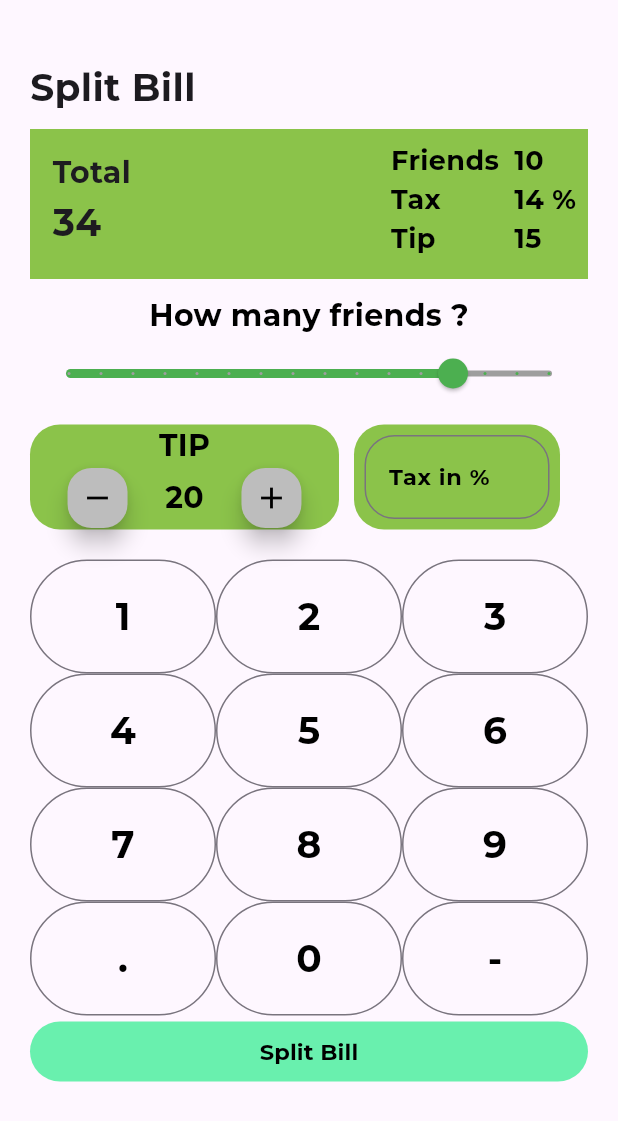
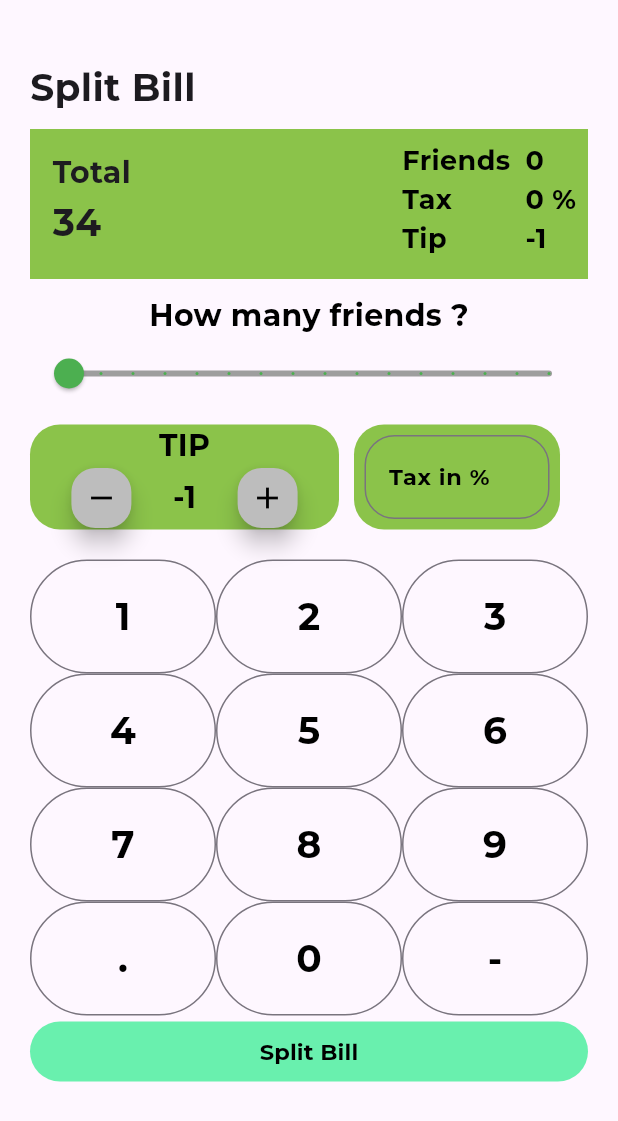
Before and after one commit to ADITISONIC/Bill-splitting-app, a Flutter app: the screen it shows after launch, after a tap on the "remove" icon, on a phone screen of 412 x 824 dp. Shown: the top 1121 px of the screen. Run offline on Flutter 3.47's test engine with Material 3 defaults, Android fonts, the phone set to English and light mode, and no system bars; our stand-ins replace google_fonts; missing offline and left inert: dart:ffi.

Commit message:
added changes to ui

```diff
--- a/lib/home.dart
+++ b/lib/home.dart
@@ -12,11 +12,24 @@ class BillSplit extends StatefulWidget {
 
 class _BillSplitState extends State<BillSplit> {
   double friendsvalue = 0.0;
+  double tip = 0.0;
+  String tax = '0';
+  String bill = '';
   buildbutton(String text){
     return Expanded(
       child: OutlinedButton(
         style: OutlinedButton.styleFrom(padding: EdgeInsets.all(20)),
-        onPressed:(){}, child:Text(text,style:GoogleFonts.montserrat(
+        onPressed:(){
+          if(text=='-'){
+            setState(() {
+              bill = '';
+            });
+          }else{
+            setState(() {
+              bill+=text;
+            });
+          }
+        }, child:Text(text,style:GoogleFonts.montserrat(
         fontSize: 25 ,color: Colors.black,fontWeight: FontWeight.w700
       ),),),
     );
@@ -81,9 +94,9 @@ class _BillSplitState extends State<BillSplit> {
                           Column(
                             crossAxisAlignment: CrossAxisAlignment.start,
                             children: [
-                              Text("10",style: infostyle),
-                              Text("14 %",style: infostyle),
-                              Text("15",style: infostyle),
+                              Text(friendsvalue.round().toString(),style: infostyle),
+                              Text("${tax} %",style: infostyle),
+                              Text(tip.round().toString(),style: infostyle),
                             ],
                           )
                         ],
@@ -102,8 +115,12 @@ class _BillSplitState extends State<BillSplit> {
                 divisions: 15,
                 activeColor: Colors.green,
                 inactiveColor: Colors.grey,
-                value: 12,
-                onChanged:(value){},
+                value: friendsvalue,
+                onChanged:(value){
+                  setState(() {
+                    friendsvalue = value;
+                  });
+                },
               ),
               SizedBox(height: 10,),
               Row(
@@ -128,11 +145,15 @@ class _BillSplitState extends State<BillSplit> {
                             Container(
                               width: 40,
                               height: 40,
-                              child: FloatingActionButton(onPressed:(){},
+                              child: FloatingActionButton(onPressed:(){
+                                setState(() {
+                                  tip--;
+                                });
+                              },
                                 backgroundColor: Colors.grey[400],
                               child: Icon(Icons.remove,color: Colors.black,),),
                             ),
-                            Text("20",style: GoogleFonts.montserrat(
+                            Text("${tip.round().toString()}",style: GoogleFonts.montserrat(
                               fontSize: 20,
                               color: Colors.black,
                               fontWeight: FontWeight.w700
@@ -140,7 +161,9 @@ class _BillSplitState extends State<BillSplit> {
                             Container(
                               width: 40,
                               height: 40,
-                              child: FloatingActionButton(onPressed: (){},
+                              child: FloatingActionButton(onPressed: (){
+                                tip++;
+                              },
                               backgroundColor:Colors.grey[400],
                               child:Icon(Icons.add,color: Colors.black,),
                             )
@@ -162,6 +185,11 @@ class _BillSplitState extends State<BillSplit> {
                       padding: const EdgeInsets.all(7.0),
                       child: TextField(
                         keyboardType: TextInputType.number,
+                        onChanged: (value){
+                          setState(() {
+                            tax = value;
+                          });
+                        },
                         decoration: InputDecoration(
                           border: OutlineInputBorder(
                            borderRadius: BorderRadius.circular(20)
```
Also changed, not shown: lib/results.dart (added).
